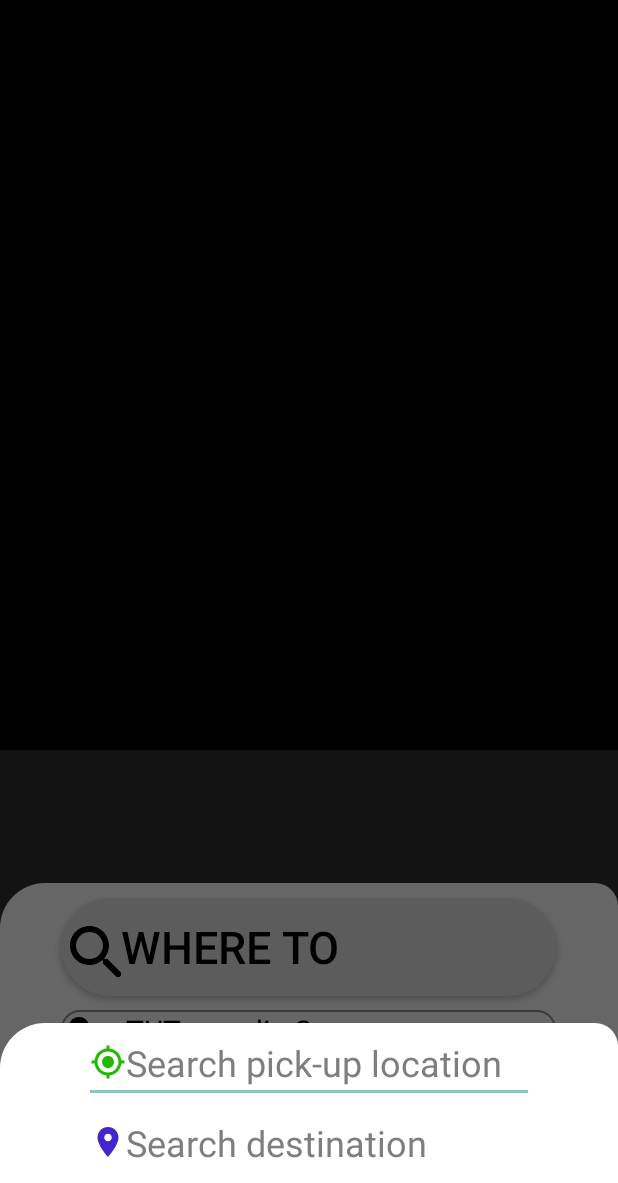
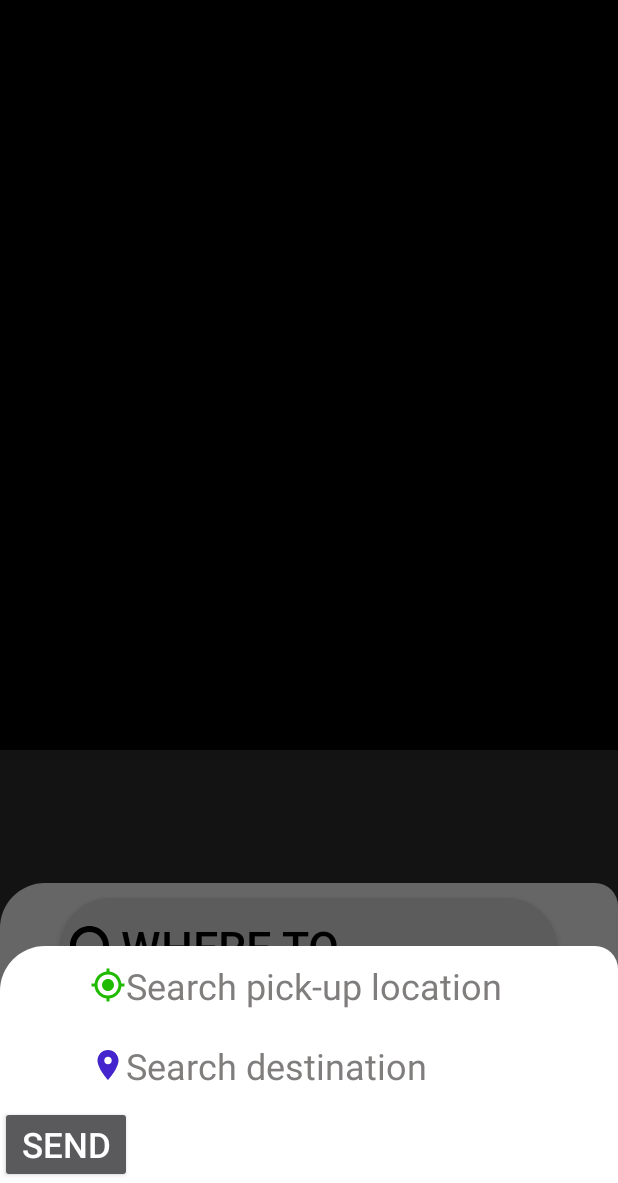
Before and after one commit to TresorKL/TaxiApp, an Android app: the screen it shows after launch (MainActivity), after a tap on "WHERE TO", on a phone screen of 412 x 824 dp, the part 53-1236 px from its top. Run offline under Robolectric (Android 15) with nearby library versions, the phone set to English and light mode, and no system bars; 1 statement that could not run was skipped.

Commit message:
get trip locations from google places

```diff
--- a/app/build.gradle
+++ b/app/build.gradle
@@ -43,4 +43,5 @@ dependencies {
     testImplementation 'junit:junit:4.13.2'
     androidTestImplementation 'androidx.test.ext:junit:1.1.3'
     androidTestImplementation 'androidx.test.espresso:espresso-core:3.4.0'
+    implementation 'com.google.android.libraries.places:places:2.6.0'
 }
--- a/app/src/main/java/com/example/taxiapp/Bottom.java
+++ b/app/src/main/java/com/example/taxiapp/Bottom.java
@@ -1,11 +1,20 @@
 package com.example.taxiapp;
 
+import android.app.Activity;
 import android.app.Dialog;
+import android.content.Context;
+import android.content.Intent;
+import android.content.SharedPreferences;
 import android.graphics.Color;
 import android.graphics.drawable.ClipDrawable;
 import android.graphics.drawable.ColorDrawable;
 import android.os.Bundle;
 
+import androidx.activity.result.ActivityResult;
+import androidx.activity.result.ActivityResultCallback;
+import androidx.activity.result.ActivityResultLauncher;
+import androidx.activity.result.contract.ActivityResultContract;
+import androidx.activity.result.contract.ActivityResultContracts;
 import androidx.fragment.app.Fragment;
 import androidx.recyclerview.widget.LinearLayoutManager;
 import androidx.recyclerview.widget.RecyclerView;
@@ -17,46 +26,159 @@ import android.view.View;
 import android.view.ViewGroup;
 import android.view.Window;
 import android.widget.Adapter;
+import android.widget.AutoCompleteTextView;
 import android.widget.Button;
+import android.widget.EditText;
 import android.widget.Toast;
+
+import com.google.android.gms.common.api.Status;
+import com.google.android.libraries.places.api.Places;
+import com.google.android.libraries.places.api.model.Place;
+import com.google.android.libraries.places.widget.Autocomplete;
+import com.google.android.libraries.places.widget.AutocompleteActivity;
+import com.google.android.libraries.places.widget.model.AutocompleteActivityMode;
+
+import java.util.ArrayList;
+import java.util.Arrays;
+import java.util.List;
 
 
 public class Bottom extends Fragment {
 
+    SharedPreferences sharedPreferences;
+    Place[] directionPoints = new Place[2];
 
     @Override
     public View onCreateView(LayoutInflater inflater, ViewGroup container,
                              Bundle savedInstanceState) {
+
+        Dialog dialog = new Dialog(getContext());
         // Inflate the layout for this fragment
-        View view =inflater.inflate(R.layout.fragment_bottom, container, false);
+        View view = inflater.inflate(R.layout.fragment_bottom, container, false);
+
+        // initialize sharedPreferences;
+        sharedPreferences = getActivity().getSharedPreferences("MyUserPrefs", Context.MODE_PRIVATE);
+
+        Button whereTo = view.findViewById(R.id.whereTo);
+
+        //------------------------------------------------------------------------------------------------
+        //Activity launcher object: this object allows to launch the google autocomplete intent
+        // to input pickup and destination address and receive the
+        //results from google places API
+        //------------------------------------------------------------------------------------------------
+        ActivityResultLauncher<Intent> starPickUpResult = registerForActivityResult(new ActivityResultContracts.StartActivityForResult(), new ActivityResultCallback<ActivityResult>() {
+            @Override
+            public void onActivityResult(ActivityResult result) {
+
+                if (result != null) {
+
+                    // dialog.setContentView(R.layout.direction_layout);
+                    EditText pickup = dialog.findViewById(R.id.pickUp);
+                    Place place = Autocomplete.getPlaceFromIntent(result.getData());
+                    pickup.setText(place.getAddress());
+
+
+                } else if (result.getResultCode() == AutocompleteActivity.RESULT_ERROR) {
+                    Status status = Autocomplete.getStatusFromIntent(result.getData());
+                    Toast.makeText(getContext(), status.getStatusMessage(), Toast.LENGTH_SHORT).show();
+                }
+
+            }
+        });
+
+
+        ActivityResultLauncher<Intent> starDestinationResult = registerForActivityResult(new ActivityResultContracts.StartActivityForResult(), new ActivityResultCallback<ActivityResult>() {
+            @Override
+            public void onActivityResult(ActivityResult result) {
+
+                if (result != null) {
+
+
+                    EditText destination = dialog.findViewById(R.id.destination);
+                    Place place = Autocomplete.getPlaceFromIntent(result.getData());
+                    // set destination address text
+                    destination.setText(place.getAddress());
+
+                    //store the place result object
+                    directionPoints[0] = place;
+
+                } else if (result.getResultCode() == AutocompleteActivity.RESULT_ERROR) {
+                    Status status = Autocomplete.getStatusFromIntent(result.getData());
+                    Toast.makeText(getContext(), status.getStatusMessage(), Toast.LENGTH_SHORT).show();
+                }
+
+            }
+        });
+
 
         //------------------------------------------------------------------------------------------------
         //DISPLAY Dialog to enter pick up location and destination
         //------------------------------------------------------------------------------------------------
-        Button whereTo = view.findViewById(R.id.whereTo);
-
         whereTo.setOnClickListener(new View.OnClickListener() {
             @Override
             public void onClick(View view) {
-                //Toast.makeText(getActivity(),"WHERE TO GO",Toast.LENGTH_SHORT).show();
-                 final Dialog dialog = new Dialog(getContext());
+
                 dialog.requestWindowFeature(Window.FEATURE_NO_TITLE);
                 dialog.setContentView(R.layout.direction_layout);
                 dialog.show();
-                dialog.getWindow().setLayout(ViewGroup.LayoutParams.MATCH_PARENT,ViewGroup.LayoutParams.WRAP_CONTENT);
+                dialog.getWindow().setLayout(ViewGroup.LayoutParams.MATCH_PARENT, ViewGroup.LayoutParams.WRAP_CONTENT);
                 dialog.getWindow().setBackgroundDrawable(new ColorDrawable(Color.TRANSPARENT));
-                dialog.getWindow().getAttributes().windowAnimations=R.style.DialogAnimation;
+                dialog.getWindow().getAttributes().windowAnimations = R.style.DialogAnimation;
                 dialog.getWindow().setGravity(Gravity.BOTTOM);
 
+                // access direction_layout views
+                Button send = (Button) dialog.findViewById(R.id.send);
+                EditText pickup = (EditText) dialog.findViewById(R.id.pickUp);
+                EditText destination = (EditText) dialog.findViewById(R.id.destination);
 
+
+                //------------------------------------------------------------
+                // Get places from google place API
+                //------------------------------------------------------------
+
+                // Initialize place
+                Places.initialize(getContext(), getKey());
+
+                // INPUT PICKUP POINT FROM GOOGLE PLACES
+                pickup.setFocusable(false);
+                pickup.setOnClickListener(new View.OnClickListener() {
+                    @Override
+                    public void onClick(View view) {
+                        //initialize place field list
+                        List<Place.Field> fieldList = Arrays.asList(Place.Field.ADDRESS, Place.Field.LAT_LNG, Place.Field.NAME);
+                        //Create intent
+                        Intent autoCompleteIntent = new Autocomplete.IntentBuilder(AutocompleteActivityMode.OVERLAY, fieldList).build(getContext());
+                        //start activity
+                        starPickUpResult.launch(autoCompleteIntent);
+
+                    }
+                });
+
+
+                // INPUT DESTINATION FROM GOOGLE PLACES
+                destination.setFocusable(false);
+                destination.setOnClickListener(new View.OnClickListener() {
+                    @Override
+                    public void onClick(View view) {
+                        //initialize place field list
+                        List<Place.Field> fieldList = Arrays.asList(Place.Field.ADDRESS, Place.Field.LAT_LNG, Place.Field.NAME);
+                        //Create intent
+                        Intent autoCompleteIntent = new Autocomplete.IntentBuilder(AutocompleteActivityMode.OVERLAY, fieldList).build(getContext());
+                        //start activity
+                        starDestinationResult.launch(autoCompleteIntent);
+
+                    }
+                });
 
 
             }
         });
+
+
 //------------------------------------------------------------------------------------------------
         //DISPLAY THE TOP 3 DESTINATIONS (inside the recyclerview)
 //------------------------------------------------------------------------------------------------
-        String [] topThreeDestinations = {"TUT arcadia Campus", "Hospital", "Church"};
+        String[] topThreeDestinations = {"TUT arcadia Campus", "Hospital", "Church"};
         RecyclerView myRecyclerView = view.findViewById(R.id.suggestions);
 
         SuggestionAdapter adapter = new SuggestionAdapter(topThreeDestinations);
@@ -68,9 +190,10 @@ public class Bottom extends Fragment {
 
     }
 
-
-
-
+    //getting my google API key from local.properties file
+    private String getKey() {
+        return BuildConfig.MAP_KEY;
+    }
 
 
 }
--- a/app/src/main/res/layout/direction_layout.xml
+++ b/app/src/main/res/layout/direction_layout.xml
@@ -1,5 +1,6 @@
 <?xml version="1.0" encoding="utf-8"?>
 <RelativeLayout xmlns:android="http://schemas.android.com/apk/res/android"
+    xmlns:tools="http://schemas.android.com/tools"
     android:layout_width="match_parent"
     android:layout_height="match_parent"
     android:background="@drawable/style_direction_layout"
@@ -36,7 +37,13 @@
             android:drawableLeft="@drawable/destination_icon"
             android:textSize="24sp"
             />
-
+        <Button
+            android:layout_width="wrap_content"
+            android:layout_height="wrap_content"
+            android:textSize="23sp"
+            android:text="SEND"
+            android:id="@+id/send"
+              />
 
 
     </LinearLayout>
```
Also changed, not shown: app/src/main/java/com/example/taxiapp/DirectionDialogFragment.java (added, +17 -0 lines), app/src/main/java/com/example/taxiapp/MainActivity.java (+7 -7 lines).
